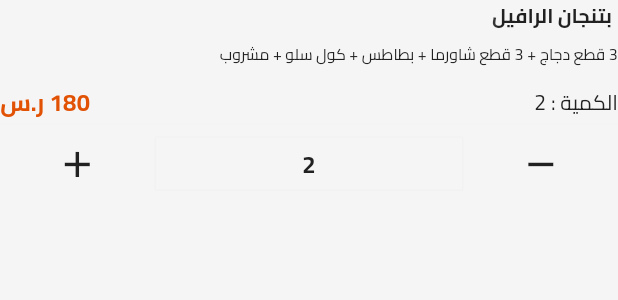
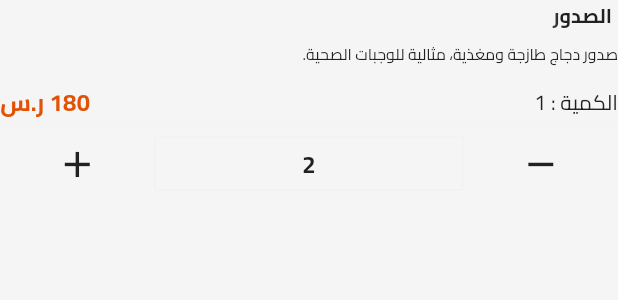
Before and after one commit to AbdelmoneamIsmael/Masarat-Alnahdha, a Flutter app: the CartDetailsSection widget shown alone on an empty page, opened directly with sample values from the repository, after a tap on the "add" icon, on a phone screen of 412 x 824 dp. Shown: the top 300 px of the screen. Run offline on Flutter 3.47's test engine with Material 3 defaults, Android fonts, the phone set to English and light mode, and no system bars; our stand-ins replace animate_do, bloc, cached_network_image, card_swiper, carousel_slider, delightful_toast and 21 more; missing offline and left inert: flutter_debouncer, liquid_glass_renderer; accounts and stored records are empty.

Commit message:
update cart items

```diff
--- a/lib/features/cart/presentation/cubit/cart_screen_cubit.dart
+++ b/lib/features/cart/presentation/cubit/cart_screen_cubit.dart
@@ -5,7 +5,6 @@ import 'package:masarat_alnahdha/features/cart/presentation/cubit/cart_screen_ev
 import 'package:masarat_alnahdha/features/cart/presentation/cubit/cart_screen_state.dart';
 import 'package:flutter/material.dart';
 import 'package:flutter_bloc/flutter_bloc.dart';
-import 'package:masarat_alnahdha/gen/assets.gen.dart';
 
 class CartScreenCubit extends Bloc<CartScreenEvent, CartScreenState> {
   double totalPriceWithShipping = 0;
@@ -19,36 +18,59 @@ class CartScreenCubit extends Bloc<CartScreenEvent, CartScreenState> {
   TextEditingController discountController = TextEditingController();
   // final CopounRepo copounRepo;
   final List<CartModel> cartItems = [
+    //     CartModel(
+    //   availableQuantity: 12,
+    //   price: 6000,
+    //   productId: 98,
+    //   name: 'الصدور',
+    //   description: "صدور دجاج طازجة ومغذية، مثالية للوجبات الصحية.",
+    //   imageUrl: "assets/masarat/الصدور/4868979d-ff91-4e74-92ae-0e265851ca85.png",
+    // ),
+    // CartModel(
+    //   availableQuantity: 35,
+    //   price: 15000,
+    //   productId: 97,
+    //   name: "الوطنية",
+    //   description: "دجاج الوطنية 1100 جرام بجودة مميزة وطعم شهي.",
+    //   imageUrl: "assets/masarat/الوطنية/دجاج وطنية 1100.png",
+    // ),
+    // CartModel(
+    //   availableQuantity: 50,
+    //   price: 5000,
+    //   productId: 96,
+    //   name: 'خضراوات',
+    //   description: "خضراوات طازجة متنوعة، جاهزة للطهي السريع.",
+    //   imageUrl: "assets/masarat/خضراوات/5.1.1.1-Seara-French-Fries-1-KG-Front.png",
+    // ),
     CartModel(
       availableQuantity: 8,
       category: 'أطباق رئيسية',
-      description:
-          "بتنجان طازج عالي الجودة من مزارع الرافيل، مثالي للطهي والقلي ويتميز بمذاقه اللذيذ.",
-
-      imageUrl: Assets.exProductsNoBg.btngan.path,
+      description: "صدور دجاج طازجة ومغذية، مثالية للوجبات الصحية.",
+      imageUrl:
+          "assets/masarat/الصدور/4868979d-ff91-4e74-92ae-0e265851ca85.png",
       price: 180,
       productId: 1,
       quantity: 2,
-      title: 'بتنجان الرافيل',
+      title: 'الصدور',
     ),
+
     CartModel(
       availableQuantity: 10,
       category: 'أطباق رئيسية',
-      imageUrl: Assets.exProductsNoBg.mshkl.path,
+      imageUrl: "assets/masarat/الوطنية/دجاج وطنية 1100.png",
       price: 120,
       productId: 2,
       quantity: 1,
-      description:
-          "تشكيلة خضروات طازجة متنوعة من مزارع الرافيل، جاهزة للأكلات الصحية والمميزة.",
-      title: 'مشكل الرافيل',
+      description: "دجاج الوطنية 1100 جرام بجودة مميزة وطعم شهي.",
+      title: 'الوطنية',
     ),
     CartModel(
-      title: "قاس الرافيل",
-      description:
-          "قاس طازج من أجود المحاصيل، غني بالقيمة الغذائية ومناسب لجميع الأطباق الشرقية.",
+      title: "خضراوات",
+      description: "خضراوات طازجة متنوعة، جاهزة للطهي السريع.",
       availableQuantity: 6,
       category: 'أطباق رئيسية',
-      imageUrl: Assets.exProductsNoBg.qas.path,
+      imageUrl:
+          "assets/masarat/خضراوات/5.1.1.1-Seara-French-Fries-1-KG-Front.png",
       price: 150,
       productId: 3,
       quantity: 3,
@@ -179,7 +201,9 @@ class CartScreenCubit extends Bloc<CartScreenEvent, CartScreenState> {
   //   emit(GetBillDetailsState());
   // }
 
-  void init() {}
+  void init() {
+    add(CalcTotal());
+  }
 
   // void removeCartItem(CartModel cartItem) {
   //   cartItems.remove(cartItem);
--- a/lib/features/cart/presentation/cubit/cart_screen_state.dart
+++ b/lib/features/cart/presentation/cubit/cart_screen_state.dart
@@ -1,4 +1,3 @@
-
 import 'package:equatable/equatable.dart';
 
 abstract class CartScreenState extends Equatable {}
@@ -12,6 +11,7 @@ class GetBillDetailsState extends CartScreenState {
   @override
   List<Object?> get props => [];
 }
+
 class CalcTotalState extends CartScreenState {
   final num totalPrice;
   CalcTotalState({required this.totalPrice});
@@ -37,11 +37,12 @@ class SuccessGettingCoupon extends CartScreenState {
 }
 
 class ErrorGettingCoupon extends CartScreenState {
-  String message;
+  final String message;
   ErrorGettingCoupon({required this.message});
   @override
   List<Object?> get props => [message];
 }
+
 class OrderCreatedState extends CartScreenState {
   // OrderModel orderModel;
   OrderCreatedState(
--- a/lib/features/cart/presentation/pages/cart_page.dart
+++ b/lib/features/cart/presentation/pages/cart_page.dart
@@ -1,5 +1,6 @@
 import 'package:masarat_alnahdha/core/widgets/loading_over_lay.dart';
 import 'package:masarat_alnahdha/features/cart/presentation/cubit/cart_screen_cubit.dart';
+import 'package:masarat_alnahdha/features/cart/presentation/cubit/cart_screen_event.dart';
 import 'package:masarat_alnahdha/features/cart/presentation/cubit/cart_screen_state.dart';
 import 'package:masarat_alnahdha/features/cart/presentation/view/cart_items_list_view.dart';
 import 'package:masarat_alnahdha/features/cart/presentation/view/invoice_details_view_and_cheekout.dart';
@@ -27,6 +28,7 @@ class _CartPageState extends State<CartPage> {
       child: BlocConsumer<CartScreenCubit, CartScreenState>(
         listener: (context, state) {},
         builder: (context, state) {
+          BlocProvider.of<CartScreenCubit>(context).add(CalcTotal());
           return Stack(
             clipBehavior: Clip.none,
             fit: StackFit.expand,
--- a/lib/features/cart/presentation/widgets/cart_item.dart
+++ b/lib/features/cart/presentation/widgets/cart_item.dart
@@ -155,7 +155,7 @@ class CartDetailsSection extends StatelessWidget {
           5.verticalSpace,
 
           Text(
-            "3 قطع دجاج + 3 قطع شاورما + بطاطس + كول سلو + مشروب",
+            cartItem.description ?? "",
             style: AppTextStyle.regular12(context),
           ),
           5.verticalSpace,
@@ -165,7 +165,7 @@ class CartDetailsSection extends StatelessWidget {
             mainAxisAlignment: MainAxisAlignment.spaceBetween,
             children: [
               Text(
-                "الكمية : ${cartItem.quantity}",
+                "الكمية : ${cartItem.selectedQuantity}",
                 textAlign: TextAlign.start,
                 style: Theme.of(context).textTheme.bodyMedium,
               ).expand(),
@@ -233,7 +233,8 @@ class _CartStepperCounterState extends State<CartStepperCounter> {
         ).expand(flex: 2),
         IconButton(
           onPressed: () {
-            if (widget.cartItem.selectedQuantity < widget.cartItem.quantity) {
+            if (widget.cartItem.selectedQuantity <
+                widget.cartItem.availableQuantity) {
               setState(() {
                 counter++;
               });
```
Lines whose indentation alone changed are shown as unchanged.
